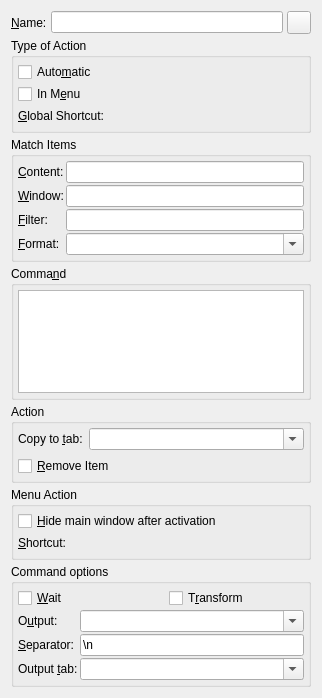
Old version of the form src/ui/commandwidget.ui in the repository hluk/CopyQ.
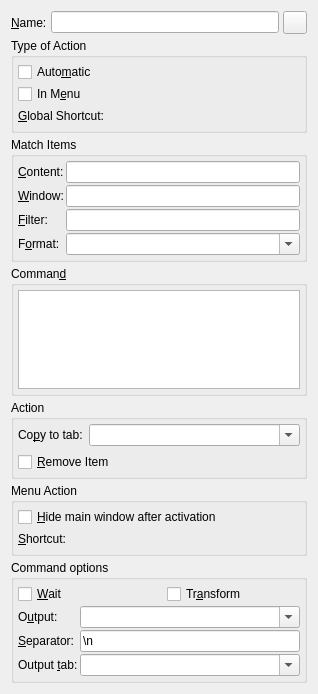
New version of the form. Custom widgets are drawn as their Qt base class.

The edit to the form file:
```diff
--- a/src/ui/commandwidget.ui
+++ b/src/ui/commandwidget.ui
@@ -6,8 +6,8 @@
    <rect>
     <x>0</x>
     <y>0</y>
-    <width>322</width>
-    <height>698</height>
+    <width>318</width>
+    <height>694</height>
    </rect>
   </property>
   <layout class="QVBoxLayout" name="verticalLayout_2">
@@ -160,7 +160,7 @@
       <item row="3" column="0">
        <widget class="QLabel" name="label_7">
         <property name="text">
-         <string>&amp;Format:</string>
+         <string>F&amp;ormat:</string>
         </property>
         <property name="buddy">
          <cstring>comboBoxInputFormat</cstring>
@@ -236,7 +236,7 @@
    <item>
     <widget class="QGroupBox" name="groupBoxCommand">
      <property name="title">
-      <string>Comma&amp;nd</string>
+      <string>Comman&amp;d</string>
      </property>
      <layout class="QVBoxLayout" name="verticalLayout_6">
       <property name="leftMargin">
@@ -292,7 +292,7 @@
         <item row="0" column="0">
          <widget class="QLabel" name="label_6">
           <property name="text">
-           <string>Copy to &amp;tab:</string>
+           <string>Co&amp;py to tab:</string>
           </property>
           <property name="buddy">
            <cstring>comboBoxCopyToTab</cstring>
@@ -442,7 +442,7 @@
            <string>Change item, don't create any new items.</string>
           </property>
           <property name="text">
-           <string>T&amp;ransform</string>
+           <string>Tr&amp;ansform</string>
           </property>
          </widget>
         </item>
```
